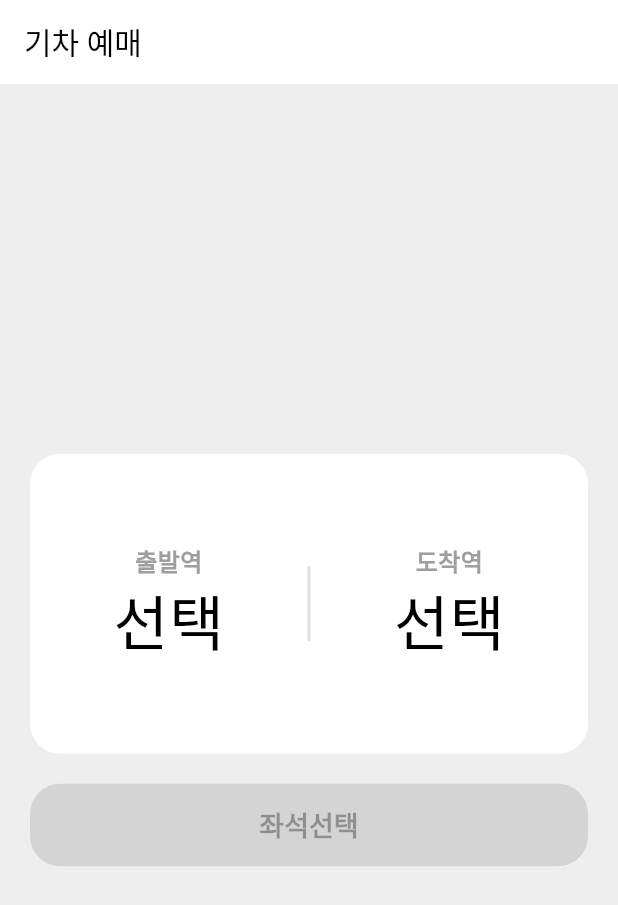
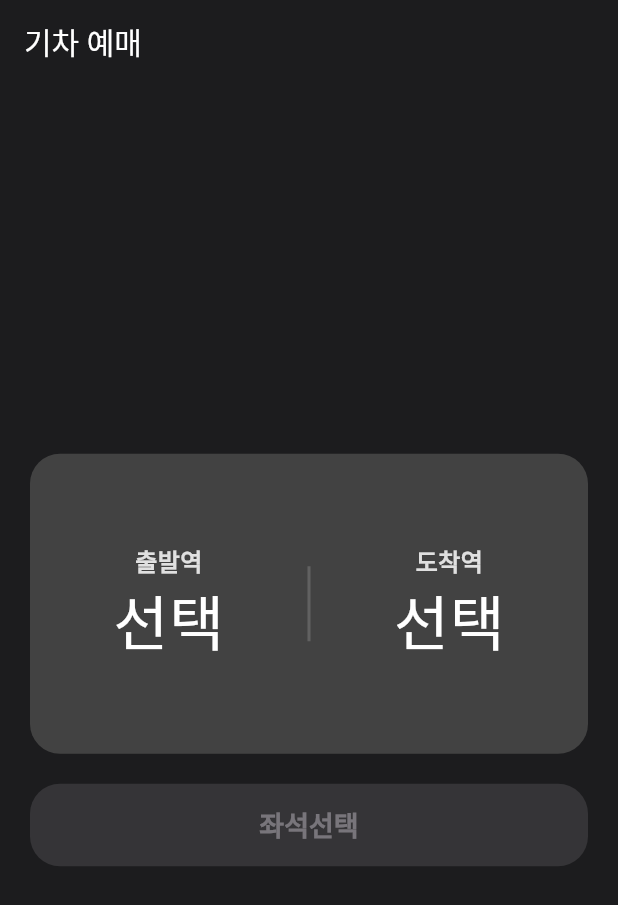
Before and after one commit to jinju9513/flutter_train_app, a Flutter app: the screen it shows after launch, on a phone screen of 412 x 824 dp. Shown: the top 905 px of the screen. Run offline on Flutter 3.47's test engine with Material 3 defaults, Android fonts, the phone set to English and light mode, and no system bars.

```diff
--- a/lib/main.dart
+++ b/lib/main.dart
@@ -12,7 +12,7 @@ class MyApp extends StatelessWidget {
   Widget build(BuildContext context) {
 
     return MaterialApp(
-      themeMode: ThemeMode.light,
+      themeMode: ThemeMode.dark,
       home: HomePage(),
       debugShowCheckedModeBanner: false, // 선택사항: 상단 debug 배너 제거
       theme: AppTheme.lightTheme,
--- a/pubspec.yaml
+++ b/pubspec.yaml
@@ -58,8 +58,8 @@ flutter:
   uses-material-design: true
 
   # To add assets to your application, add an assets section, like this:
-  # assets:
-  #   - images/a_dot_burr.jpeg
+  assets:
+    - assets/
   #   - images/a_dot_ham.jpeg
 
   # An image asset can refer to one or more resolution-specific "variants", see
```
Also changed, not shown: assets/dark_dialog.png (added), assets/dark_home.png (added), assets/dark_seat.png (added), assets/dark_station.png (added), assets/light_dialog.png (added), assets/light_home.png (added), assets/light_seat.png (added), assets/light_station.png (added), 1 other file.
